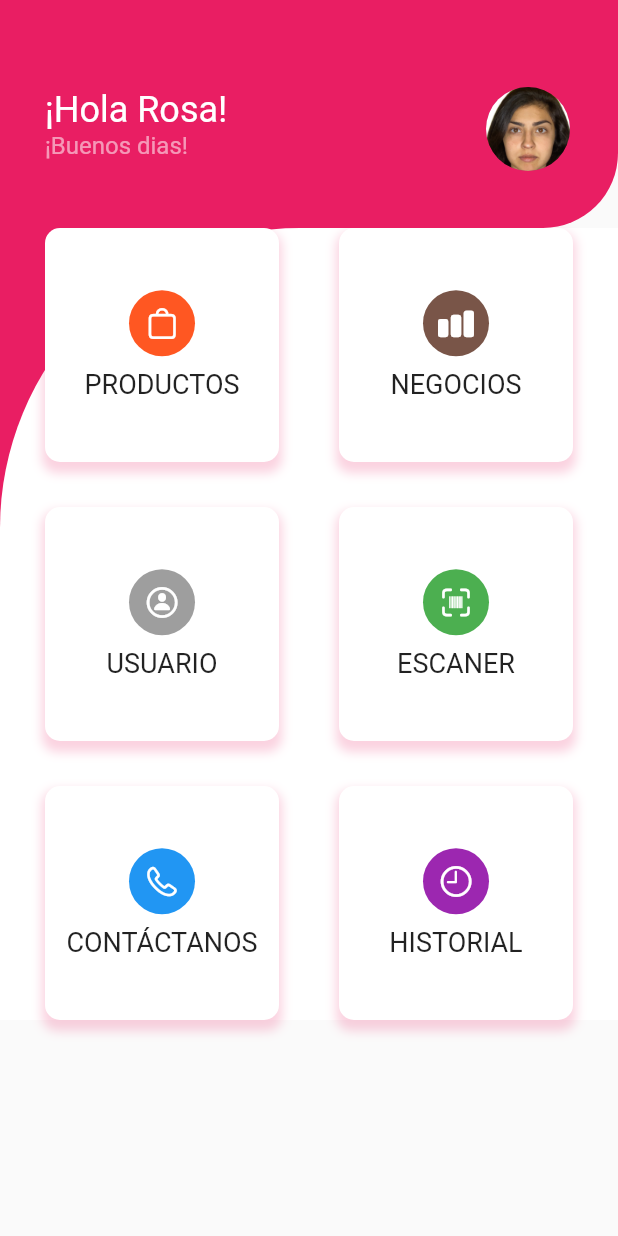
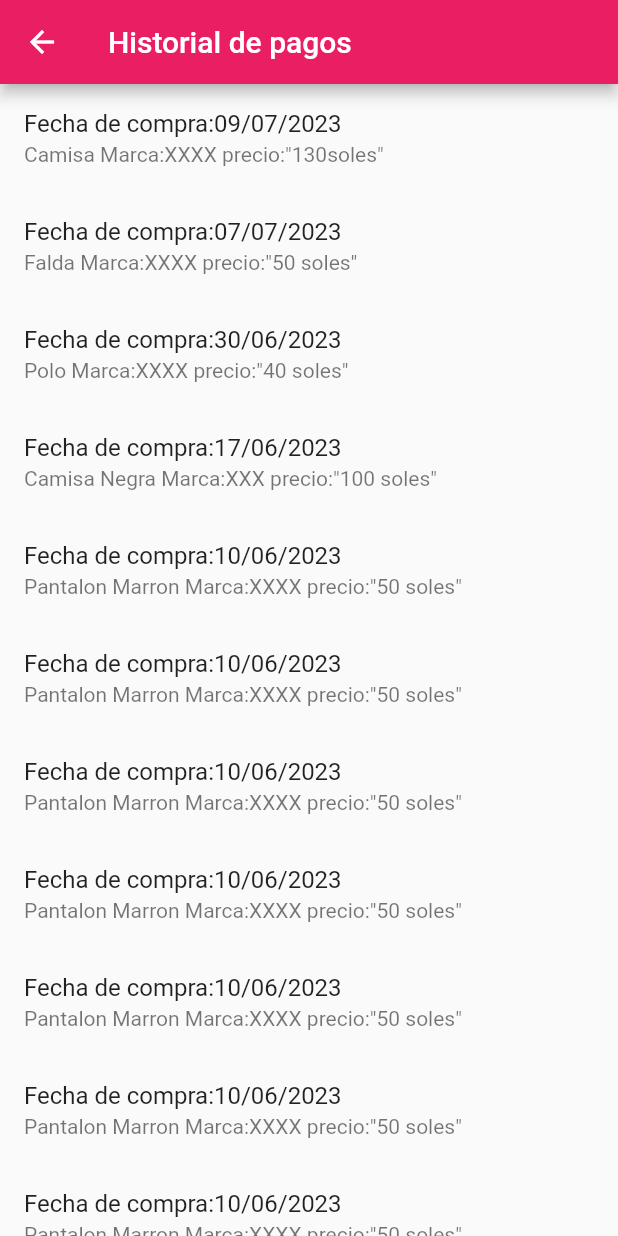
Before and after one commit to Jankarurosu/DressDeCode, a Flutter app: the MyHomePage screen opened directly, after a tap on "HISTORIAL", on a phone screen of 412 x 824 dp. Run offline on Flutter 3.47's test engine with Material 2 defaults, Android fonts, the phone set to English and light mode, and no system bars.

Commit message:
Agregando la pagina de shoppingHistory y shoppingCart

```diff
--- a/dressdecode/lib/views/homepage.dart
+++ b/dressdecode/lib/views/homepage.dart
@@ -1,6 +1,7 @@
 import 'package:dressdecode/views/business.dart';
 import 'package:dressdecode/views/products.dart';
 import 'package:dressdecode/views/scanner.dart';
+import 'package:dressdecode/views/shoppingHistory.dart';
 import 'package:dressdecode/views/userprofile.dart';
 import 'package:flutter/cupertino.dart';
 import 'package:flutter/material.dart';
@@ -102,7 +103,7 @@ class _MyHomePageState extends State<MyHomePage> {
                     CupertinoIcons.phone,
                     Colors.blue,
                     () {
-                      navigateToCategoryPage(context);
+                      navigateToContactPage(context);
                     },
                   ),
                   itemDashboard(
@@ -110,7 +111,7 @@ class _MyHomePageState extends State<MyHomePage> {
                     CupertinoIcons.clock,
                     Colors.purple,
                     () {
-                      navigateToSettingsPage(context);
+                      navigateToShoppingHistoryPage(context);
                     },
                   ),
                 ],
@@ -130,21 +131,11 @@ class _MyHomePageState extends State<MyHomePage> {
     );
   }
 
-  void navigateToScannerPage(BuildContext context) {
+  void navigateToBusinessPage(BuildContext context) {
     Navigator.push(
       context,
-      MaterialPageRoute(builder: (context) => Scanner()),
+      MaterialPageRoute(builder: (context) => Business()),
     );
-  }
-
-  void navigateToSettingsPage(BuildContext context) {
-    // Implementa la navegación a la página de configuraciones aquí
-    print('Navigating to Settings Page');
-  }
-
-  void navigateToCategoryPage(BuildContext context) {
-    // Implementa la navegación a la página de categorías aquí
-    print('Navigating to Category Page');
   }
 
   void navigateToUserPage(BuildContext context) {
@@ -154,10 +145,22 @@ class _MyHomePageState extends State<MyHomePage> {
     );
   }
 
-  void navigateToBusinessPage(BuildContext context) {
+  void navigateToScannerPage(BuildContext context) {
     Navigator.push(
       context,
-      MaterialPageRoute(builder: (context) => Business()),
+      MaterialPageRoute(builder: (context) => Scanner()),
+    );
+  }
+
+  void navigateToContactPage(BuildContext context) {
+    // Implementa la navegación a la página de configuraciones aquí
+    print('Navigating to Settings Page');
+  }
+
+  void navigateToShoppingHistoryPage(BuildContext context) {
+    Navigator.push(
+      context,
+      MaterialPageRoute(builder: (context) => ShoppingHistory()),
     );
   }
 
--- /dev/null
+++ b/dressdecode/lib/views/shoppingHistory.dart
@@ -0,0 +1,70 @@
+import 'package:flutter/material.dart';
+
+class ShoppingHistory extends StatefulWidget {
+  const ShoppingHistory({Key? key}) : super(key: key);
+  @override
+  _ShoppingHistoryState createState() => _ShoppingHistoryState();
+}
+
+class _ShoppingHistoryState extends State<ShoppingHistory> {
+  @override
+  Widget build(BuildContext context) {
+    return Scaffold(
+      appBar: AppBar(
+        title: Text('Historial de pagos'),
+      ),
+      body: ListView(
+        children: [
+          ListTile(
+            title: Text('Fecha de compra:09/07/2023'),
+            subtitle: Text('Camisa Marca:XXXX precio:"130soles"'),
+          ),
+          ListTile(
+            title: Text('Fecha de compra:07/07/2023'),
+            subtitle: Text('Falda Marca:XXXX precio:"50 soles"'),
+          ),
+          ListTile(
+            title: Text('Fecha de compra:30/06/2023'),
+            subtitle: Text('Polo Marca:XXXX precio:"40 soles"'),
+          ),
+          ListTile(
+            title: Text('Fecha de compra:17/06/2023'),
+            subtitle: Text('Camisa Negra Marca:XXX precio:"100 soles"'),
+          ),
+          ListTile(
+            title: Text('Fecha de compra:10/06/2023'),
+            subtitle: Text('Pantalon Marron Marca:XXXX precio:"50 soles"'),
+          ),
+          ListTile(
+            title: Text('Fecha de compra:10/06/2023'),
+            subtitle: Text('Pantalon Marron Marca:XXXX precio:"50 soles"'),
+          ),
+          ListTile(
+            title: Text('Fecha de compra:10/06/2023'),
+            subtitle: Text('Pantalon Marron Marca:XXXX precio:"50 soles"'),
+          ),
+          ListTile(
+            title: Text('Fecha de compra:10/06/2023'),
+            subtitle: Text('Pantalon Marron Marca:XXXX precio:"50 soles"'),
+          ),
+          ListTile(
+            title: Text('Fecha de compra:10/06/2023'),
+            subtitle: Text('Pantalon Marron Marca:XXXX precio:"50 soles"'),
+          ),
+          ListTile(
+            title: Text('Fecha de compra:10/06/2023'),
+            subtitle: Text('Pantalon Marron Marca:XXXX precio:"50 soles"'),
+          ),
+          ListTile(
+            title: Text('Fecha de compra:10/06/2023'),
+            subtitle: Text('Pantalon Marron Marca:XXXX precio:"50 soles"'),
+          ),
+          ListTile(
+            title: Text('Fecha de compra:10/06/2023'),
+            subtitle: Text('Pantalon Marron Marca:XXXX precio:"50 soles"'),
+          ),
+        ],
+      ),
+    );
+  }
+}
```
Also changed, not shown: dressdecode/lib/views/products.dart (+7 -1 lines), dressdecode/lib/views/shoppingCart.dart (added, +128 -0 lines).
